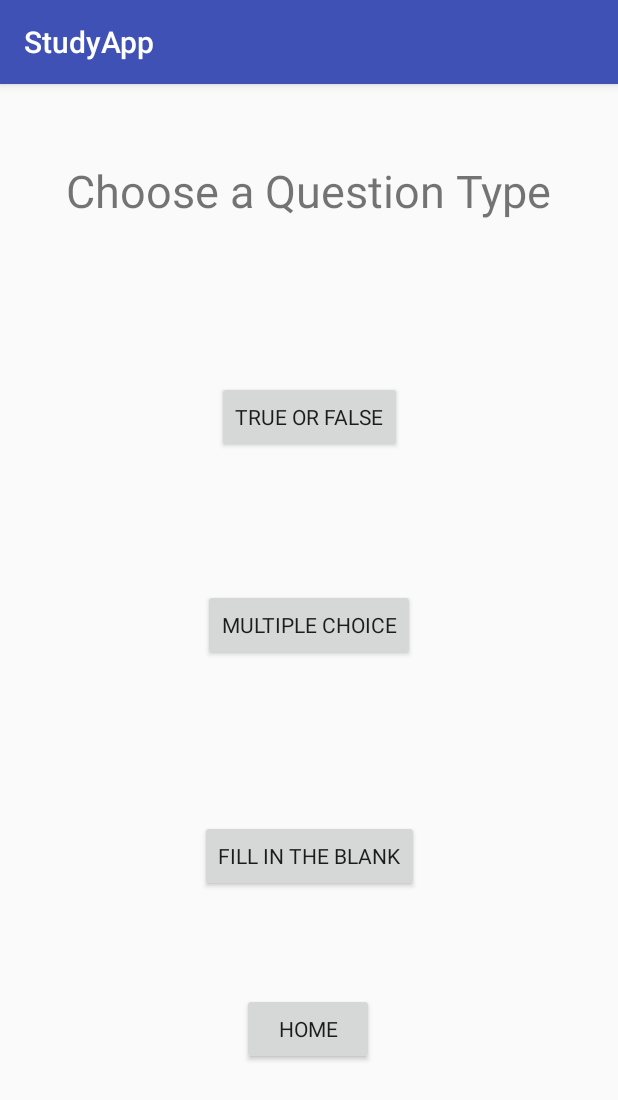
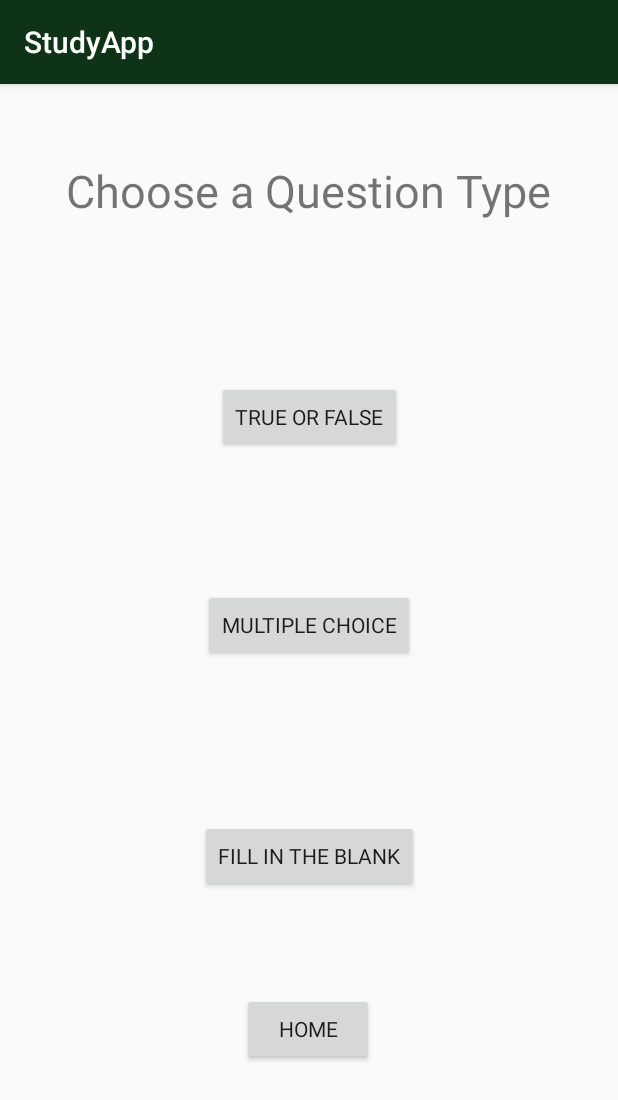
Before and after one commit to georgewpurnell/Study-App, an Android app: the NewQuestions screen opened directly, with no data from a screen before it, on a phone screen of 412 x 824 dp. Shown: the top 1100 px of the screen. Run offline under Robolectric (Android 15) with nearby library versions, the phone set to English and light mode, and no system bars; 1 statement that could not run was skipped.

Commit message:
gfx added

```diff
--- a/app/src/main/res/values/colors.xml
+++ b/app/src/main/res/values/colors.xml
@@ -1,6 +1,6 @@
 <?xml version="1.0" encoding="utf-8"?>
 <resources>
-    <color name="colorPrimary">#3F51B5</color>
-    <color name="colorPrimaryDark">#303F9F</color>
+    <color name="colorPrimary">#0f3317</color>
+    <color name="colorPrimaryDark">#edd613</color>
     <color name="colorAccent">#FF4081</color>
 </resources>
```
Also changed, not shown: app/src/main/res/layout/activity_main.xml (+21 -9 lines), app/src/main/res/drawable/featherpop.png (added), app/src/main/res/drawable/img.png (added), app/src/main/res/drawable/learnmore.png (added), app/src/main/res/drawable/studytime.png (added), 1 other file.
